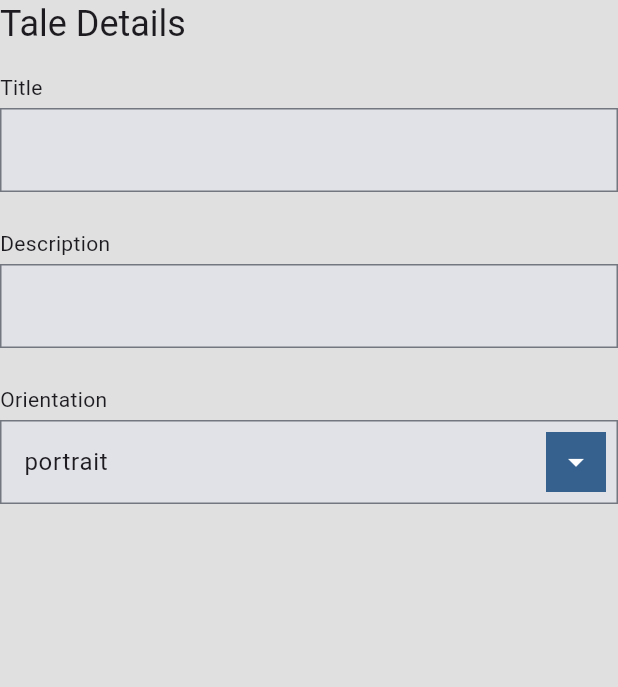
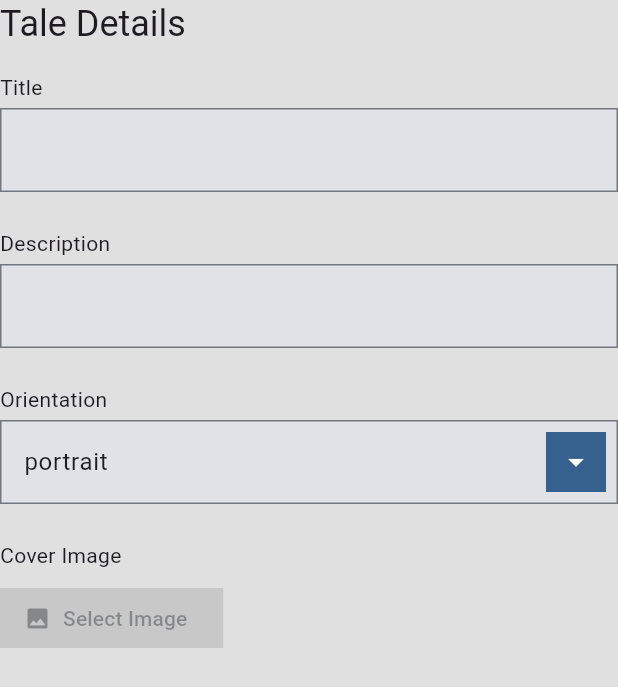
Before and after one commit to shoh-dev/fairy_tale_app, a Flutter app: the TaleDetailsForm widget shown alone on an empty page, opened directly with empty values, on a phone screen of 412 x 824 dp. Shown: the top 687 px of the screen. Run offline on Flutter 3.47's test engine with Material 3 defaults, Android fonts, the phone set to English and light mode, and no system bars; our stand-ins replace async_redux, bot_toast, freezed_annotation, get_it, just_audio, supabase_flutter; missing offline and left inert: simple_gesture_detector, widgetbook, widgetbook_annotation; accounts and stored records are empty.

Commit message:
Add tale page details form

```diff
--- /dev/null
+++ b/apps/tale_buider_app/lib/features/tale_editor/components/image_selector.dart
@@ -0,0 +1,43 @@
+import 'package:flutter/material.dart';
+import 'package:myspace_design_system/myspace_design_system.dart';
+import 'package:myspace_design_system/utils/helpers/theme.dart';
+
+class ImageSelectorComponent extends StatelessWidget {
+  const ImageSelectorComponent({
+    super.key,
+    this.imagePath = '',
+    this.onImageSelected,
+    required this.title,
+  });
+
+  final String imagePath;
+  final ValueChanged<void>? onImageSelected;
+  final String title;
+
+  @override
+  Widget build(BuildContext context) {
+    return Column(
+      spacing: 8,
+      crossAxisAlignment: CrossAxisAlignment.start,
+      children: [
+        Text(title, style: context.textTheme.bodyMedium),
+        if (imagePath.isNotEmpty)
+          Image.network(
+            imagePath,
+            width: 200,
+            height: 200,
+            fit: BoxFit.contain,
+          ),
+        ButtonComponent.primary(
+          onPressed: onImageSelected == null
+              ? null
+              : () async {
+                  //todo: implement image selection
+                },
+          icon: Icons.image_rounded,
+          text: imagePath.isEmpty ? "Select Image" : "Replace Image",
+        ),
+      ],
+    );
+  }
+}
--- a/apps/tale_buider_app/lib/features/tale_editor/components/tale_details_form.dart
+++ b/apps/tale_buider_app/lib/features/tale_editor/components/tale_details_form.dart
@@ -1,12 +1,40 @@
 import 'package:flutter/material.dart';
 import 'package:myspace_data/myspace_data.dart';
 import 'package:myspace_design_system/myspace_design_system.dart';
+import 'package:myspace_design_system/utils/helpers/context.dart';
 import 'package:myspace_design_system/utils/helpers/theme.dart';
 
-class TaleDetailsForm extends StatelessWidget {
+import 'image_selector.dart';
+
+class TaleDetailsForm extends StatefulWidget {
   const TaleDetailsForm({super.key, required this.tale});
 
   final Tale tale;
+
+  @override
+  State<TaleDetailsForm> createState() => _TaleDetailsFormState();
+}
+
+class _TaleDetailsFormState extends State<TaleDetailsForm> with StateHelpers {
+  Tale get tale => widget.tale;
+
+  final TextEditingController titleCtrl = TextEditingController();
+  final TextEditingController descriptionCtrl = TextEditingController();
+
+  @override
+  void initState() {
+    super.initState();
+    safeInitialize(() {
+      titleCtrl.text = tale.title;
+      descriptionCtrl.text = tale.description;
+      titleCtrl.addListener(() {
+        context.dispatch(UpdateSelectedTaleAction(widget.tale.copyWith(title: titleCtrl.text)));
+      });
+      descriptionCtrl.addListener(() {
+        context.dispatch(UpdateSelectedTaleAction(widget.tale.copyWith(description: descriptionCtrl.text)));
+      });
+    });
+  }
 
   @override
   Widget build(BuildContext context) {
@@ -15,30 +43,29 @@ class TaleDetailsForm extends StatelessWidget {
       crossAxisAlignment: CrossAxisAlignment.start,
       children: [
         Text("Tale Details", style: context.textTheme.headlineSmall),
-        if (tale.id.isNotEmpty) ...[
+        if (widget.tale.id.isNotEmpty) ...[
           space(8),
-          Text("ID: ${tale.id}", style: context.textTheme.titleMedium),
+          Text("ID: ${widget.tale.id}", style: context.textTheme.titleMedium),
           //todo: uncomment when date is added to tale
           // Text("Created Date: ${tale.date}", style: context.textTheme.titleMedium),
         ],
         space(16),
         TextFieldComponent(
           label: "Title",
-          initialValue: tale.title,
-          onChanged: (value) {
-            context.dispatch(UpdateSelectedTaleAction(tale.copyWith(title: value)));
-          },
+          controller: titleCtrl,
         ),
         space(),
         TextFieldComponent(
           label: "Description",
-          initialValue: tale.description,
-          onChanged: (value) {
-            context.dispatch(UpdateSelectedTaleAction(tale.copyWith(description: value)));
-          },
+          controller: descriptionCtrl,
         ),
         space(),
-        _OrientationDropdown(tale: tale),
+        _OrientationDropdown(tale: widget.tale),
+        space(),
+        ImageSelectorComponent(
+          title: "Cover Image",
+          imagePath: widget.tale.coverImage,
+        ),
       ],
     );
   }
--- a/packages/myspace_data/lib/src/redux/features/tales/tale/action.dart
+++ b/packages/myspace_data/lib/src/redux/features/tales/tale/action.dart
@@ -155,6 +155,9 @@ class UpdateSelectedTaleAction extends DefaultAction {
 }
 
 
+
+
+
   // final oldPos = objectPos;
   // objectPos += value;
   // if (objectPos.dx < 0) {
--- a/packages/myspace_design_system/lib/src/ui/components/form/components/text_field_component.dart
+++ b/packages/myspace_design_system/lib/src/ui/components/form/components/text_field_component.dart
@@ -85,7 +85,7 @@ class __FieldState extends State<_Field> {
 
   @override
   void dispose() {
-    _controller.dispose();
+    if (widget.controller == null) _controller.dispose();
     log('_Field dispose');
     super.dispose();
   }
```
Also changed, not shown: apps/tale_buider_app/lib/features/tale_editor/components/tale_page_details_form.dart (added, +78 -0 lines), apps/tale_buider_app/lib/features/tale_editor/page.dart (+7 -2 lines), packages/myspace_data/lib/src/redux/features/tales/tale_editor/action.dart (+14 -0 lines).
